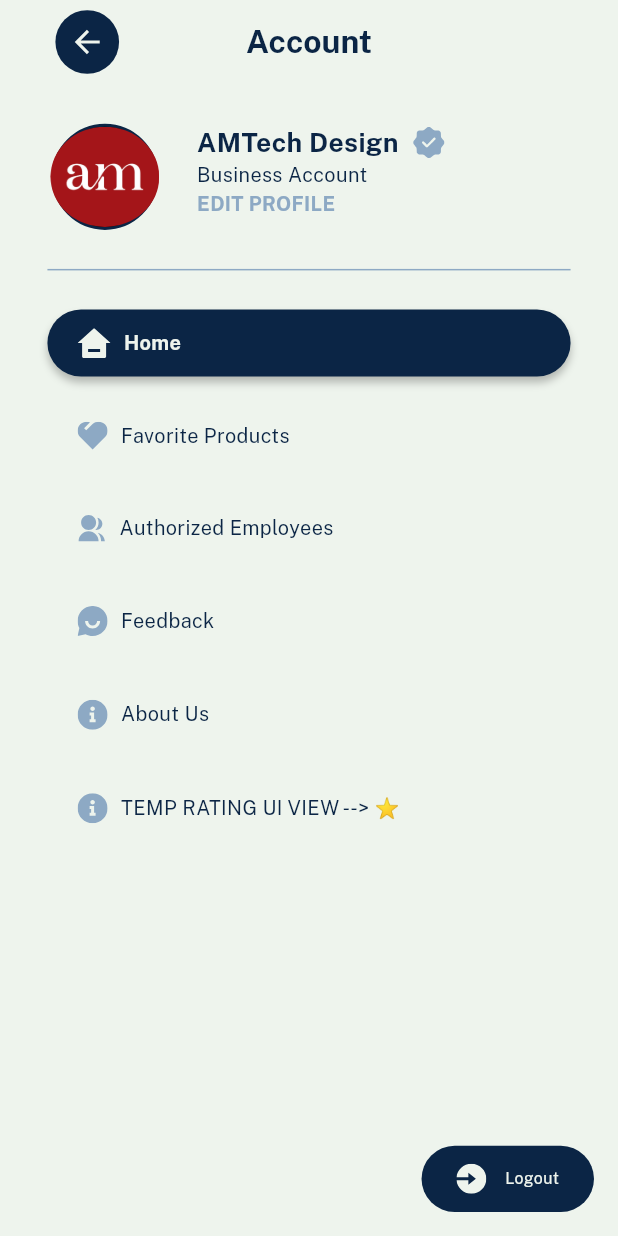
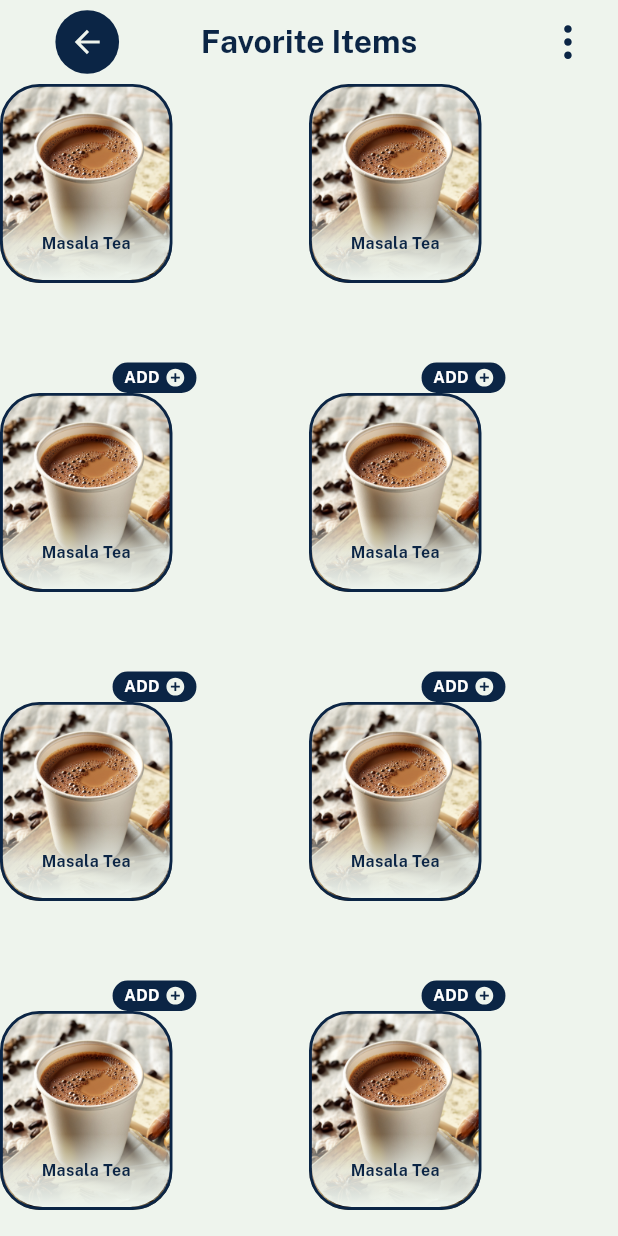
Before and after one commit to Vatsal1607/amtech_design, a Flutter app: the ProfilePage screen opened by its route, after a tap on "Favorite Products", on a phone screen of 412 x 824 dp. Run offline on Flutter 3.47's test engine with Material 3 defaults, Android fonts, the phone set to English and light mode, and no system bars; our stand-ins replace carousel_slider, dio, dropdown_button2, flutter_rating_bar, flutter_screenutil, flutter_svg and 9 more; missing offline and left inert: dotted_dashed_line, razorpay_flutter; accounts and stored records are empty; generated files the repository leaves out were written again; project files that could hold a hidden picture were left out.

Commit message:
working on favorite ui

```diff
--- a/lib/core/utils/strings.dart
+++ b/lib/core/utils/strings.dart
@@ -72,6 +72,8 @@ class IconStrings {
   static const position = '${BaseIconPath.basePath}position.svg';
   static const fullname = '${BaseIconPath.basePath}fullname.svg';
   static const more = '${BaseIconPath.basePath}more.svg';
+  static const ratedStar = '${BaseIconPath.basePath}rated_star.svg';
+  static const unratedStar = '${BaseIconPath.basePath}unrated_star.svg';
 }
 
 class ImageStrings {
--- a/lib/main.dart
+++ b/lib/main.dart
@@ -1,5 +1,6 @@
 import 'package:amtech_design/core/utils/app_colors.dart';
 import 'package:amtech_design/modules/auth/login/login_provider.dart';
+import 'package:amtech_design/modules/favorite_items/favorite_items_provider.dart';
 import 'package:amtech_design/modules/product_page/product_details_provider.dart';
 import 'package:amtech_design/modules/welcome/welcome_provider.dart';
 import 'package:amtech_design/services/local/shared_preferences_service.dart';
@@ -48,6 +49,7 @@ class MyApp extends StatelessWidget {
         ChangeNotifierProvider(create: (_) => OrderStatusProvider()),
         ChangeNotifierProvider(create: (_) => AuthorizedEmpProvider()),
         ChangeNotifierProvider(create: (_) => RatingsProvider()),
+        ChangeNotifierProvider(create: (_) => FavoriteItemsProvider()),
       ],
       child: ScreenUtilInit(
         designSize: const Size(430, 932), // Base screen size (width x height)
--- /dev/null
+++ b/lib/modules/favorite_items/favorite_items_page.dart
@@ -0,0 +1,39 @@
+import 'package:amtech_design/custom_widgets/appbar/custom_appbar_with_center_title.dart';
+import 'package:amtech_design/modules/menu/widgets/product_widget.dart';
+import 'package:flutter/material.dart';
+
+import '../../core/utils/app_colors.dart';
+import '../../core/utils/strings.dart';
+
+class FavoriteItemsPage extends StatelessWidget {
+  const FavoriteItemsPage({super.key});
+
+  @override
+  Widget build(BuildContext context) {
+    String accountType = 'business'; // Todo imp set dynamic
+    // sharedPrefsService.getString(SharedPrefsKeys.accountType) ?? '';
+    return Scaffold(
+      appBar: CustomAppbarWithCenterTitle(
+        title: 'Favorite Items',
+        accountType: accountType,
+        isAction: true,
+        actionIcon: IconStrings.more,
+        actionIconColor: AppColors.primaryColor,
+      ),
+      body: GridView.builder(
+        itemCount: 10,
+        gridDelegate: SliverGridDelegateWithFixedCrossAxisCount(
+          crossAxisCount: 2,
+        ),
+        itemBuilder: (context, index) {
+          return ProductWidget(
+            image: ImageStrings.masalaTea2,
+            name: 'Masala Tea',
+            index: index,
+            accountType: accountType,
+          );
+        },
+      ),
+    );
+  }
+}
--- /dev/null
+++ b/lib/modules/favorite_items/favorite_items_provider.dart
@@ -0,0 +1,5 @@
+import 'package:flutter/material.dart';
+
+class FavoriteItemsProvider extends ChangeNotifier {
+  //
+}
--- a/lib/modules/profile/profile_page.dart
+++ b/lib/modules/profile/profile_page.dart
@@ -198,7 +198,7 @@ class ProfilePage extends StatelessWidget {
                   ProfileTile(
                     accountType: accountType,
                     onTap: () {
-                      debugPrint('pressed');
+                      Navigator.pushNamed(context, Routes.favoriteItems);
                     },
                     title: 'Favorite Products',
                     icon: IconStrings.favorite,
--- a/lib/modules/ratings/ratings_provider.dart
+++ b/lib/modules/ratings/ratings_provider.dart
@@ -23,4 +23,11 @@ class RatingsProvider extends ChangeNotifier {
     currentIndex = index;
     notifyListeners();
   }
+
+  double currentRating = 0;
+
+  onRatingUpdate(rating) {
+    currentRating = rating;
+    notifyListeners();
+  }
 }
--- a/lib/routes.dart
+++ b/lib/routes.dart
@@ -4,6 +4,7 @@ import 'package:amtech_design/modules/auth/login/login_page.dart';
 import 'package:amtech_design/modules/auth/otp/otp_page.dart';
 import 'package:amtech_design/modules/bottom_bar/bottom_bar_page.dart';
 import 'package:amtech_design/modules/cart/cart_page.dart';
+import 'package:amtech_design/modules/favorite_items/favorite_items_page.dart';
 import 'package:amtech_design/modules/notification/notification_page.dart';
 import 'package:amtech_design/modules/order/order_list/order_list_page.dart';
 import 'package:amtech_design/modules/ratings/ratings_page.dart';
@@ -40,6 +41,7 @@ class Routes {
   static const String authorizedEmp = '/authorizedEmp';
   static const String notification = '/notification';
   static const String ratings = '/ratings';
+  static const String favoriteItems = '/favoriteItems';
 
   static final Map<String, WidgetBuilder> routes = {
     initial: (context) => const SplashPage(),
@@ -62,5 +64,6 @@ class Routes {
     authorizedEmp: (context) => AuthorizedEmpPage(),
     notification: (context) => const NotificationPage(),
     ratings: (context) => const RatingsPage(),
+    favoriteItems: (context) => const FavoriteItemsPage(),
   };
 }
```
Also changed, not shown: lib/modules/ratings/ratings_page.dart (+12 -7 lines), assets/icons/rated_star.svg (added), assets/icons/unrated_star.svg (added).
